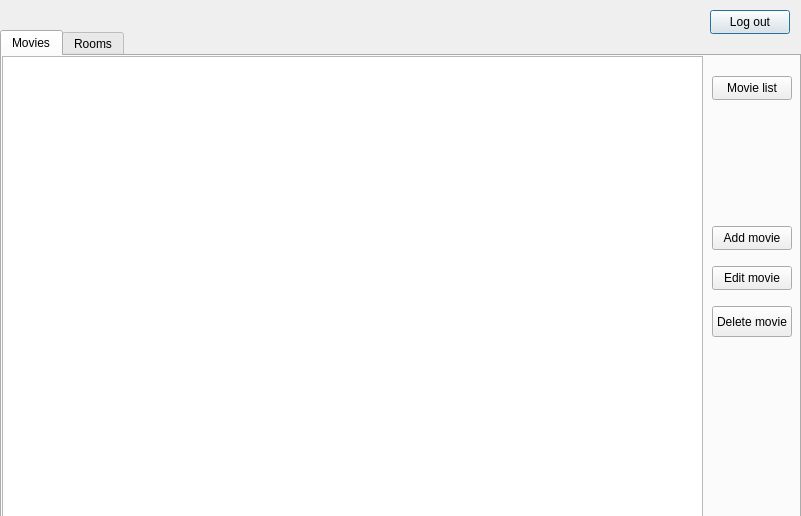
This is welcom.ui in RomanMusijowski/CinemaApp as Qt 5 draws it before an edit. The edited form follows.
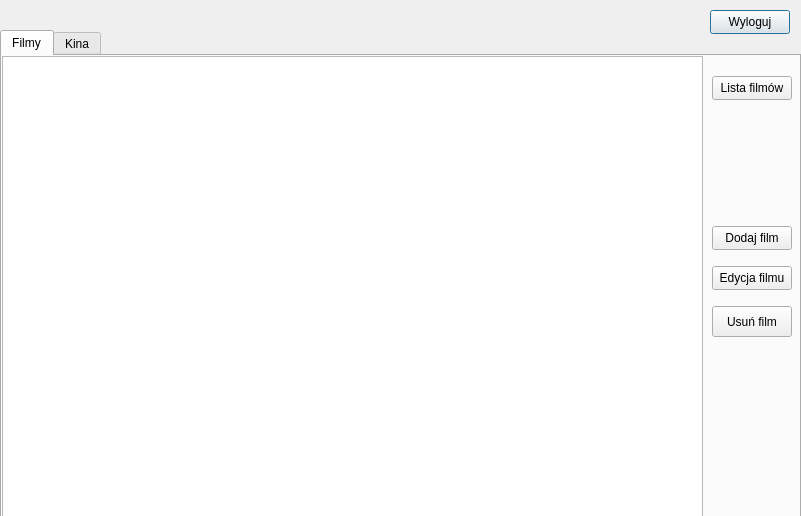
This is the edited form. The open tabs and pages were chosen to show the change.

Commit message: polish text in welcome ui

```diff
--- a/welcom.ui
+++ b/welcom.ui
@@ -23,7 +23,7 @@
     </rect>
    </property>
    <property name="text">
-    <string>Log out</string>
+    <string>Wyloguj</string>
    </property>
   </widget>
   <widget class="QTabWidget" name="tabWidget">
@@ -40,7 +40,7 @@
    </property>
    <widget class="QWidget" name="Movies">
     <attribute name="title">
-     <string>Movies</string>
+     <string>Filmy</string>
     </attribute>
     <widget class="QTableWidget" name="tableWidget">
      <property name="geometry">
@@ -80,7 +80,7 @@
       </rect>
      </property>
      <property name="text">
-      <string>Movie list</string>
+      <string>Lista filmów</string>
      </property>
     </widget>
     <widget class="QPushButton" name="addMovie">
@@ -93,7 +93,7 @@
       </rect>
      </property>
      <property name="text">
-      <string>Add movie</string>
+      <string>Dodaj film</string>
      </property>
     </widget>
     <widget class="QPushButton" name="editMovie">
@@ -106,7 +106,7 @@
       </rect>
      </property>
      <property name="text">
-      <string>Edit movie</string>
+      <string>Edycja filmu</string>
      </property>
     </widget>
     <widget class="QPushButton" name="deleteMovie">
@@ -119,13 +119,13 @@
       </rect>
      </property>
      <property name="text">
-      <string>Delete movie</string>
+      <string>Usuń film</string>
      </property>
     </widget>
    </widget>
    <widget class="QWidget" name="Rooms">
     <attribute name="title">
-     <string>Rooms</string>
+     <string>Kina</string>
     </attribute>
     <widget class="QTableWidget" name="tableWidget_2">
      <property name="geometry">
```
Left out of the diff: 2 changed lines with no effect on the pictures.
